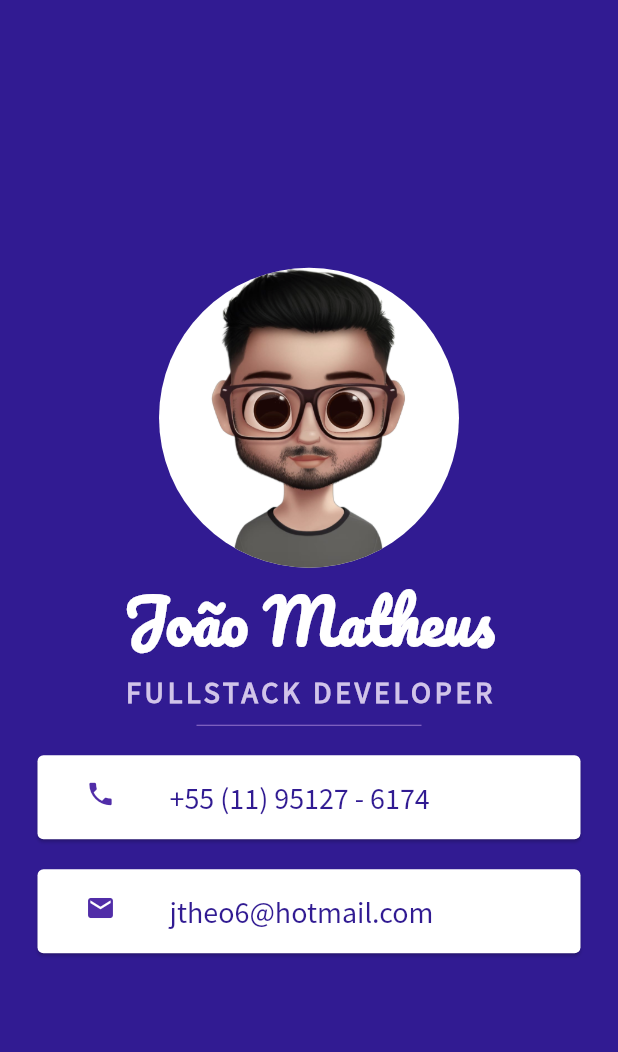
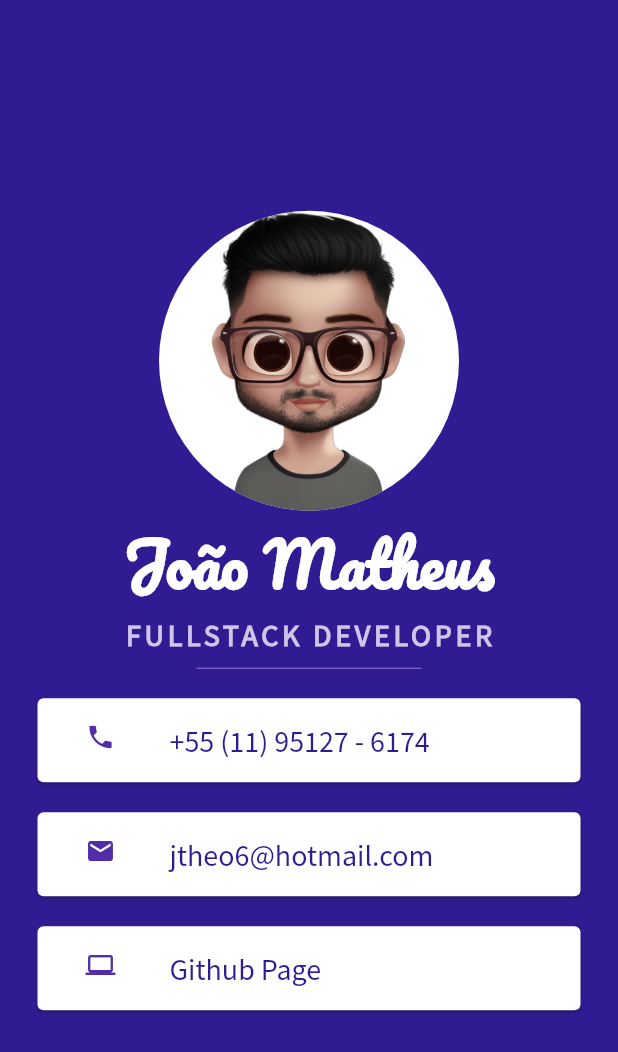
Before and after one commit to JMTheo/contact-meapp, a Flutter app: the screen it shows after launch, after a tap on "+55 (11) 95127 - 6174", on a phone screen of 412 x 824 dp. Shown: the top 1052 px of the screen. Run offline on Flutter 3.47's test engine with Material 2 defaults, Android fonts, the phone set to English and light mode, and no system bars.

Commit message:
Adicionando card para o github

```diff
--- a/lib/main.dart
+++ b/lib/main.dart
@@ -15,6 +15,9 @@ class MyApp extends StatelessWidget {
         break;
       case 'email':
         url = "mailto:jtheo6@hotmail.com?subject=Contato&body=Teste email";
+        break;
+      case 'git':
+        url = 'https://github.com/JMTheo';
         break;
       default:
     }
@@ -114,6 +117,29 @@ class MyApp extends StatelessWidget {
                   ),
                 ),
               ),
+              Card(
+                color: Colors.white,
+                margin: EdgeInsets.symmetric(vertical: 10, horizontal: 25),
+                child: FlatButton(
+                  onPressed: () {
+                    _launch('git');
+                  },
+                  child: ListTile(
+                    leading: Icon(
+                      Icons.computer,
+                      size: 20,
+                      color: Colors.deepPurple[700],
+                    ),
+                    title: Text(
+                      "Github Page",
+                      style: TextStyle(
+                          color: Colors.deepPurple.shade900,
+                          fontSize: 20,
+                          fontFamily: 'Source Sans Pro'),
+                    ),
+                  ),
+                ),
+              ),
             ],
           ),
         ),
```
